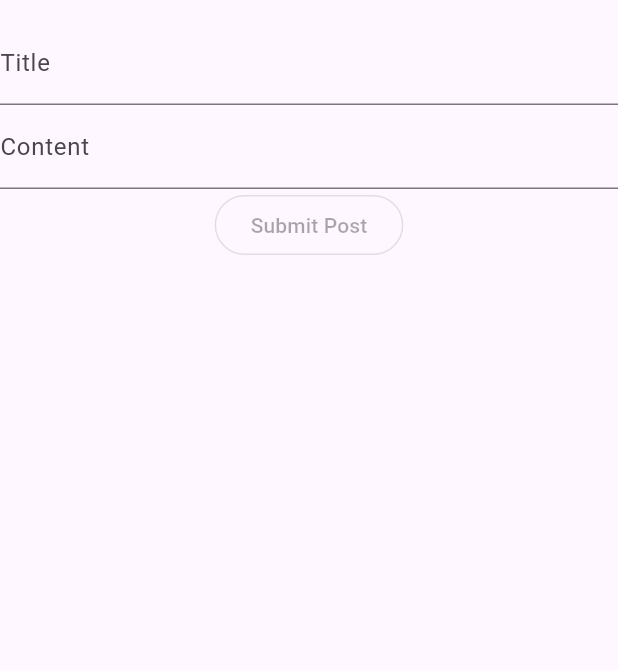
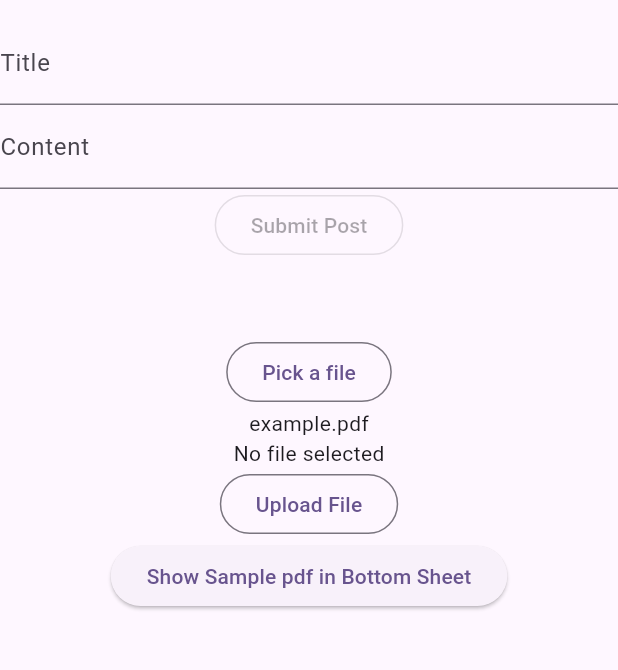
Before and after one commit to ca-r-b/experiment_repo, a Flutter app: the CreatePostView screen opened by its route, on a phone screen of 412 x 824 dp, the part 63-733 px from its top. Run offline on Flutter 3.47's test engine with Material 3 defaults, Android fonts, the phone set to English and light mode, and no system bars; our stand-ins replace cloud_firestore, file_picker, firebase_core, firebase_storage, get; missing offline and left inert: syncfusion_flutter_pdfviewer; accounts and stored records are empty.

Commit message:
error--outdated flutter

```diff
--- a/lib/src/features/posts/create_post_view.dart
+++ b/lib/src/features/posts/create_post_view.dart
@@ -1,5 +1,6 @@
 import 'package:flutter/material.dart';
 import 'package:get/get.dart';
+import 'package:syncfusion_flutter_pdfviewer/pdfviewer.dart';
 import 'package:testing_with_db/src/features/posts/create_post_controller.dart';
 
 class CreatePostView extends StatelessWidget {
@@ -62,6 +63,51 @@ class CreatePostView extends StatelessWidget {
                     child: const Text("Submit Post"),
                   ),
                 ),
+                const SizedBox(height: 50),
+                // Add a outlined button to pick a file and display the file name
+                OutlinedButton(
+                  onPressed: createPostController.selectFile,
+                  child: const Text('Pick a file'),
+                ),
+                Obx(() {
+                  return Column(
+                    children: [
+                      // Display the file name
+                      Text(createPostController.selectedFile.value == ''
+                          ? 'example.pdf'
+                          : createPostController.selectedFile.value),
+                      Text(createPostController.fileInBytes != null
+                          ? 'File selected'
+                          : 'No file selected')
+                    ],
+                  );
+                }),
+                Obx(() {
+                  // Add a outlined button to upload the file
+                  return OutlinedButton(
+                    onPressed: () {
+                      if (createPostController.fileInBytes != null) {
+                        createPostController.uploadFileAndSaveUrl(
+                            createPostController.fileInBytes!,
+                            createPostController.selectedFile.value);
+                      }
+                    },
+                    child: createPostController.fileIsLoading.value
+                        ? const SizedBox(
+                            height: 20,
+                            width: 20,
+                            child: CircularProgressIndicator())
+                        : const Text('Upload File'),
+                  );
+                }),
+                // Display the PDF in a bottom sheet
+                ElevatedButton(
+                  onPressed: () {
+                    showPDFInBottomSheet(context,
+                        "https://firebasestorage.googleapis.com/v0/b/flutterfirebase-6c279.appspot.com/o/GIS.pdf?alt=media&token=51654170-c140-4ffa-ae1a-9fb431d0dee2");
+                  },
+                  child: const Text('Show Sample pdf in Bottom Sheet'),
+                ),
               ],
             ),
           ),
@@ -69,4 +115,25 @@ class CreatePostView extends StatelessWidget {
       ),
     );
   }
+
+  void showPDFInBottomSheet(BuildContext context, String url) {
+    showModalBottomSheet(
+      context: context,
+      // for full screen
+      isScrollControlled: true,
+      builder: (context) {
+        return SizedBox(
+          width: MediaQuery.of(context).size.width * 0.8,
+          child: Scaffold(
+            appBar: AppBar(
+              title: const Text('PDF Viewer'),
+            ),
+            body: SfPdfViewer.network(
+              url,
+            ),
+          ),
+        );
+      },
+    );
+  }
 }
--- a/pubspec.yaml
+++ b/pubspec.yaml
@@ -43,6 +43,8 @@ dependencies:
   cloud_firestore: ^4.15.8
   firebase_auth_rest: ^2.0.4
   url_launcher: ^6.2.5
+  file_picker: ^8.0.0+1
+  syncfusion_flutter_pdfviewer: ^24.2.8
 
 
 dev_dependencies:
```
Also changed, not shown: lib/src/features/posts/create_post_controller.dart (+60 -5 lines), pubspec.lock, 3 other files.
